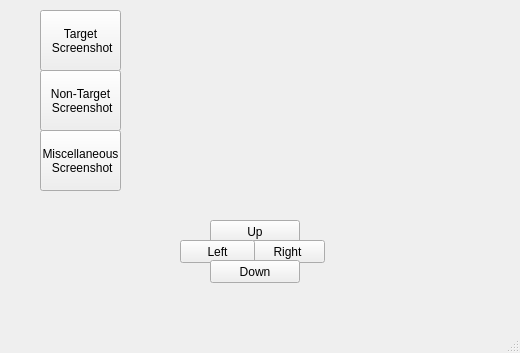
The window that LCL.ui (mkdryden/LCL_software) describes before a commit, drawn with Qt 5.
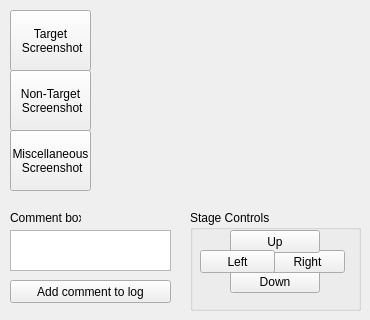
The same window after the commit.

Commit message: added user commenting

What changed in the file:
```diff
--- a/LCL.ui
+++ b/LCL.ui
@@ -6,70 +6,18 @@
    <rect>
     <x>0</x>
     <y>0</y>
-    <width>520</width>
-    <height>353</height>
+    <width>370</width>
+    <height>320</height>
    </rect>
   </property>
   <property name="windowTitle">
    <string>LCL System</string>
   </property>
   <widget class="QWidget" name="centralwidget">
-   <widget class="QPushButton" name="up_button">
-    <property name="geometry">
-     <rect>
-      <x>210</x>
-      <y>220</y>
-      <width>90</width>
-      <height>23</height>
-     </rect>
-    </property>
-    <property name="text">
-     <string>Up</string>
-    </property>
-   </widget>
-   <widget class="QPushButton" name="right_button">
-    <property name="geometry">
-     <rect>
-      <x>250</x>
-      <y>240</y>
-      <width>75</width>
-      <height>23</height>
-     </rect>
-    </property>
-    <property name="text">
-     <string>Right</string>
-    </property>
-   </widget>
-   <widget class="QPushButton" name="left_button">
-    <property name="geometry">
-     <rect>
-      <x>180</x>
-      <y>240</y>
-      <width>75</width>
-      <height>23</height>
-     </rect>
-    </property>
-    <property name="text">
-     <string>Left</string>
-    </property>
-   </widget>
-   <widget class="QPushButton" name="down_button">
-    <property name="geometry">
-     <rect>
-      <x>210</x>
-      <y>260</y>
-      <width>90</width>
-      <height>23</height>
-     </rect>
-    </property>
-    <property name="text">
-     <string>Down</string>
-    </property>
-   </widget>
    <widget class="QWidget" name="verticalLayoutWidget">
     <property name="geometry">
      <rect>
-      <x>130</x>
+      <x>100</x>
       <y>0</y>
       <width>261</width>
       <height>201</height>
@@ -93,7 +41,7 @@
    <widget class="QPushButton" name="target_screenshot_button">
     <property name="geometry">
      <rect>
-      <x>40</x>
+      <x>10</x>
       <y>10</y>
       <width>81</width>
       <height>61</height>
@@ -107,7 +55,7 @@
    <widget class="QPushButton" name="non_target_screenshot_button">
     <property name="geometry">
      <rect>
-      <x>40</x>
+      <x>10</x>
       <y>70</y>
       <width>81</width>
       <height>61</height>
@@ -121,7 +69,7 @@
    <widget class="QPushButton" name="misc_screenshot">
     <property name="geometry">
      <rect>
-      <x>40</x>
+      <x>10</x>
       <y>130</y>
       <width>81</width>
       <height>61</height>
@@ -132,18 +80,108 @@
  Screenshot</string>
     </property>
    </widget>
+   <widget class="QTextEdit" name="comment_box">
+    <property name="geometry">
+     <rect>
+      <x>10</x>
+      <y>230</y>
+      <width>161</width>
+      <height>41</height>
+     </rect>
+    </property>
+   </widget>
+   <widget class="QGroupBox" name="groupBox">
+    <property name="geometry">
+     <rect>
+      <x>190</x>
+      <y>210</y>
+      <width>171</width>
+      <height>101</height>
+     </rect>
+    </property>
+    <property name="title">
+     <string>Stage Controls</string>
+    </property>
+    <widget class="QPushButton" name="down_button">
+     <property name="geometry">
+      <rect>
+       <x>40</x>
+       <y>60</y>
+       <width>90</width>
+       <height>23</height>
+      </rect>
+     </property>
+     <property name="text">
+      <string>Down</string>
+     </property>
+    </widget>
+    <widget class="QPushButton" name="right_button">
+     <property name="geometry">
+      <rect>
+       <x>80</x>
+       <y>40</y>
+       <width>75</width>
+       <height>23</height>
+      </rect>
+     </property>
+     <property name="text">
+      <string>Right</string>
+     </property>
+    </widget>
+    <widget class="QPushButton" name="up_button">
+     <property name="geometry">
+      <rect>
+       <x>40</x>
+       <y>20</y>
+       <width>90</width>
+       <height>23</height>
+      </rect>
+     </property>
+     <property name="text">
+      <string>Up</string>
+     </property>
+    </widget>
+    <widget class="QPushButton" name="left_button">
+     <property name="geometry">
+      <rect>
+       <x>10</x>
+       <y>40</y>
+       <width>75</width>
+       <height>23</height>
+      </rect>
+     </property>
+     <property name="text">
+      <string>Left</string>
+     </property>
+    </widget>
+   </widget>
+   <widget class="QLabel" name="comment_box_label">
+    <property name="geometry">
+     <rect>
+      <x>10</x>
+      <y>210</y>
+      <width>71</width>
+      <height>16</height>
+     </rect>
+    </property>
+    <property name="text">
+     <string>Comment box</string>
+    </property>
+   </widget>
+   <widget class="QPushButton" name="user_comment_button">
+    <property name="geometry">
+     <rect>
+      <x>10</x>
+      <y>280</y>
+      <width>161</width>
+      <height>23</height>
+     </rect>
+    </property>
+    <property name="text">
+     <string>Add comment to log</string>
+    </property>
+   </widget>
   </widget>
-  <widget class="QMenuBar" name="menubar">
-   <property name="geometry">
-    <rect>
-     <x>0</x>
-     <y>0</y>
-     <width>520</width>
-     <height>21</height>
-    </rect>
-   </property>
-  </widget>
-  <widget class="QStatusBar" name="statusbar"/>
  </widget>
  <resources/>
  <connections/>
```
Left out of the diff: 2 changed lines with no effect on the pictures. The commit also changes 13 other files.
